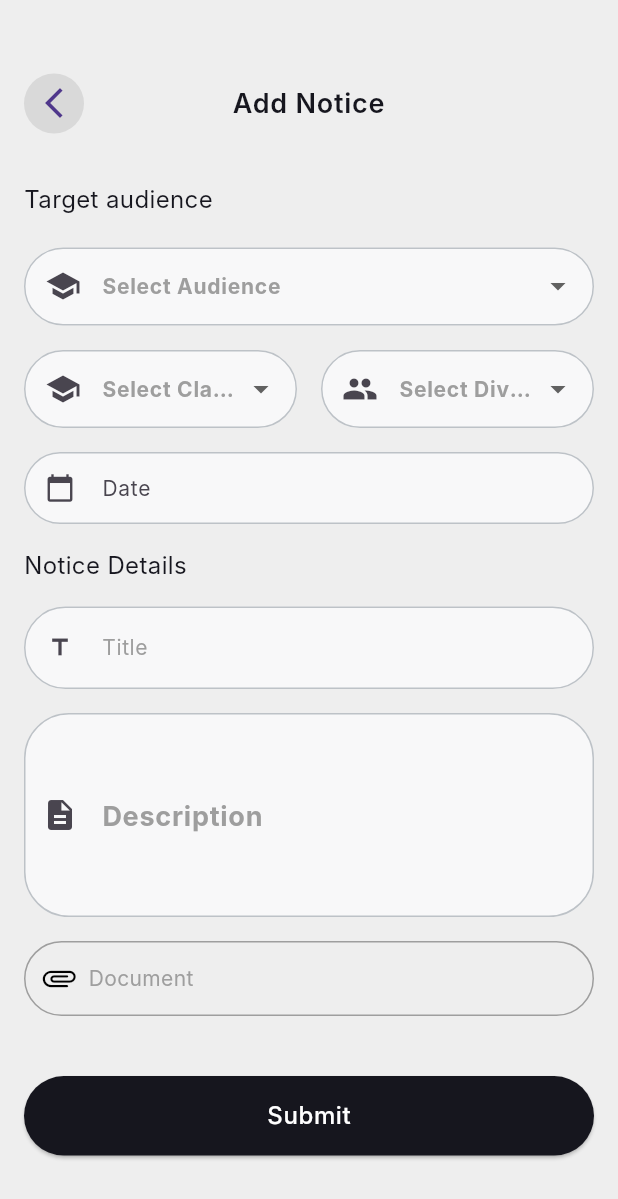
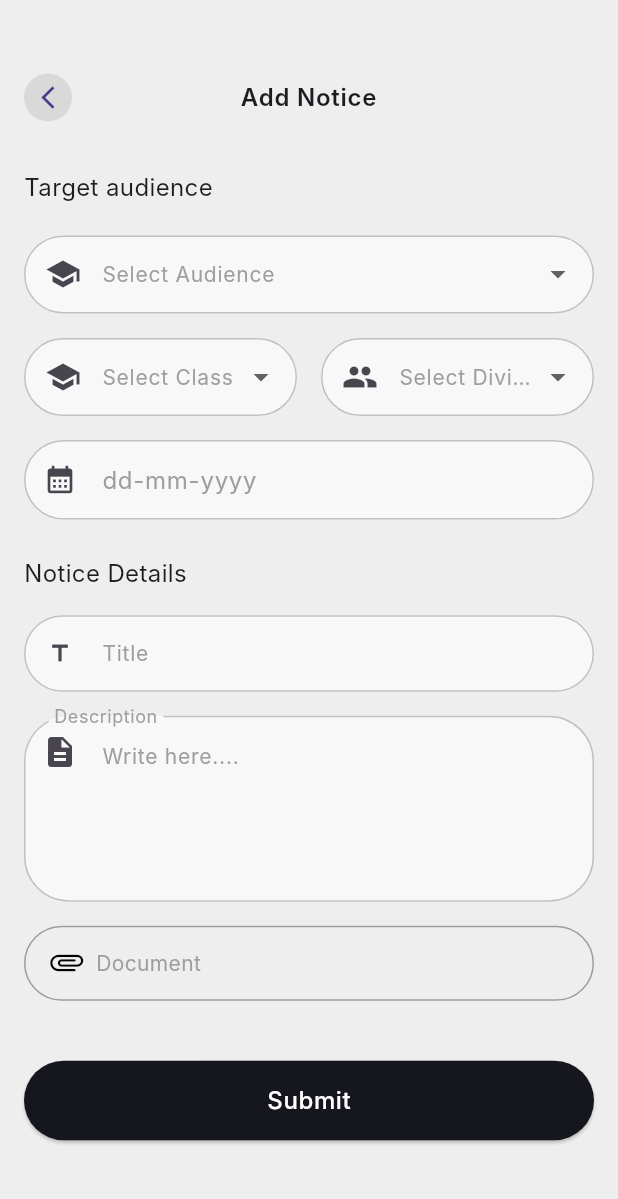
Before and after one commit to altezzai/acadobs, a Flutter app: the NoticeHomeScreen screen opened directly, after a tap on "Add Notice", on a phone screen of 412 x 824 dp. Shown: the top 1199 px of the screen. Run offline on Flutter 3.47's test engine with Material 3 defaults, Android fonts, the phone set to English and light mode, and no system bars; our stand-ins replace dio, file_picker, flutter_rating_bar, go_router, pie_chart; network calls fail; Roboto replaces fonts that are missing (Inter).

Commit message:
add notice form fix

```diff
--- a/lib/base/theme/app_theme.dart
+++ b/lib/base/theme/app_theme.dart
@@ -1,7 +1,6 @@
 import 'package:flutter/material.dart';
 import 'package:school_app/base/theme/button_theme.dart';
 import 'package:school_app/base/theme/input_decoration.dart';
-import 'package:school_app/base/theme/text_theme.dart';
 import 'package:school_app/base/theme/theme_data.dart';
 
 import '../utils/constants.dart';
@@ -15,7 +14,7 @@ class AppTheme {
       primaryColor: blackColor,
       scaffoldBackgroundColor: Colors.grey.shade200,
       iconTheme: const IconThemeData(color: blackColor),
-      textTheme: textThemeData,
+      // textTheme: textThemeData,
       elevatedButtonTheme: elevatedButtonThemeData,
       textButtonTheme: textButtonThemeData,
       outlinedButtonTheme: outlinedButtonTheme(),
@@ -34,7 +33,7 @@ class AppTheme {
       primaryColor: primaryColor,
       scaffoldBackgroundColor: Colors.black,
       iconTheme: const IconThemeData(color: blackColor),
-      textTheme: textThemeData,
+      // textTheme: textThemeData,
       elevatedButtonTheme: elevatedButtonThemeData,
       textButtonTheme: textButtonThemeData,
       outlinedButtonTheme: outlinedButtonTheme(),
--- /dev/null
+++ b/lib/core/shared_widgets/add_button.dart
@@ -0,0 +1,31 @@
+import 'package:flutter/material.dart';
+import 'package:school_app/base/utils/responsive.dart';
+
+class AddButton extends StatelessWidget {
+  final VoidCallback onPressed;
+  final String text;
+  const AddButton({
+    super.key,
+    required this.onPressed,
+    required this.text,
+  });
+
+  @override
+  Widget build(BuildContext context) {
+    return SizedBox(
+      width: Responsive.width * 36,
+      height: Responsive.height * 8,
+      child: ElevatedButton(
+          style: ElevatedButton.styleFrom(
+            padding: EdgeInsets.all(10),
+            shape: const RoundedRectangleBorder(
+              borderRadius: BorderRadius.all(
+                Radius.circular(8),
+              ),
+            ),
+          ),
+          onPressed: onPressed,
+          child: Text(text)),
+    );
+  }
+}
--- a/lib/core/shared_widgets/custom_appbar.dart
+++ b/lib/core/shared_widgets/custom_appbar.dart
@@ -31,8 +31,12 @@ class CustomAppbar extends StatelessWidget {
                 ? GestureDetector(
                     onTap: onTap,
                     child: const CircleAvatar(
+                      radius: 16,
                       backgroundColor: Color(0xFFD9D9D9),
-                      child: Icon(Icons.arrow_back_ios_new),
+                      child: Icon(
+                        Icons.arrow_back_ios_new,
+                        size: 18,
+                      ),
                     ),
                   )
                 : const SizedBox(width: 48), // Placeholder to keep space
--- a/lib/core/shared_widgets/custom_datepicker.dart
+++ b/lib/core/shared_widgets/custom_datepicker.dart
@@ -4,12 +4,14 @@ import 'package:intl/intl.dart';
 class CustomDatePicker extends StatelessWidget {
   final TextEditingController dateController; // Expose the controller
   final Function(DateTime) onDateSelected;
+  final String? hintText;
   final String label;
 
   CustomDatePicker({
     required this.dateController,
     required this.onDateSelected,
     required this.label,
+    this.hintText,
   });
 
   Future<void> _selectDate(BuildContext context) async {
@@ -47,15 +49,19 @@ class CustomDatePicker extends StatelessWidget {
           fontWeight:
               FontWeight.normal), // Smaller font size for the input text
       decoration: InputDecoration(
-        contentPadding: EdgeInsets.symmetric(vertical: 12, horizontal: 15),
+        contentPadding: EdgeInsets.symmetric(vertical: 16.0, horizontal: 15.0),
+        hintText: hintText,
+        hintStyle: TextStyle(
+          color: Colors.grey,
+        ),
         labelText: label,
         labelStyle: TextStyle(
-            fontSize: 14,
-            fontWeight: FontWeight.normal), // Adjust label font size
+          color: Colors.grey, // Change label text color here
+        ), // Adjust label font size
         prefixIcon: IconButton(
           icon: Icon(
-            Icons.calendar_today,
-            size: 20,
+            Icons.calendar_month,
+            size: 22,
           ),
           onPressed: () => _selectDate(context),
         ),
--- a/lib/core/shared_widgets/custom_textfield.dart
+++ b/lib/core/shared_widgets/custom_textfield.dart
@@ -1,8 +1,9 @@
+import 'package:file_picker/file_picker.dart'; // Import the file picker package
 import 'package:flutter/material.dart';
-import 'package:file_picker/file_picker.dart'; // Import the file picker package
 
 class CustomTextfield extends StatelessWidget {
-  final String hintText;
+  final String? hintText;
+  final String? label;
   final TextInputType? keyBoardtype;
   final ValueNotifier<bool> isObscure;
   final TextEditingController? controller;
@@ -16,12 +17,13 @@ class CustomTextfield extends StatelessWidget {
   final FormFieldValidator<String>? validator; // Validator for input
   final bool enabled; // New enabled parameter
   final double borderRadius; // New parameter for border radius
-   // Add controller parameter
+  // Add controller parameter
 
   CustomTextfield({
     this.controller,
     super.key,
-    required this.hintText,
+    this.hintText,
+    this.label,
     required this.iconData,
     this.keyBoardtype,
     this.isPasswordField = false,
@@ -33,7 +35,7 @@ class CustomTextfield extends StatelessWidget {
     this.validator, // Validator function
     this.enabled = true, // By default, the field is enabled
     this.borderRadius = 8.0, // Default border radius
-     // Make controller required
+    // Make controller required
   }) : isObscure = ValueNotifier<bool>(isPasswordField);
 
   @override
@@ -48,8 +50,8 @@ class CustomTextfield extends StatelessWidget {
         valueListenable: isObscure,
         builder: (context, value, child) {
           return TextFormField(
-             // Pass the controller to the TextFormField
-             controller: controller,
+            // Pass the controller to the TextFormField
+            controller: controller,
             style: textStyle ??
                 Theme.of(context).textTheme.bodySmall!.copyWith(
                       color: Colors.black87,
@@ -59,13 +61,16 @@ class CustomTextfield extends StatelessWidget {
             keyboardType: keyBoardtype,
             onChanged: onChanged, // Call the onChanged callback
             validator: validator, // Apply the validator
-            readOnly: onTap != null, // Make field read-only if onTap is provided
-            enabled: enabled, // Use the enabled parameter to control field behavior
+            readOnly:
+                onTap != null, // Make field read-only if onTap is provided
+            enabled:
+                enabled, // Use the enabled parameter to control field behavior
             decoration: InputDecoration(
               contentPadding:
-                  EdgeInsets.symmetric(vertical: 18.0, horizontal: 15.0),
+                  EdgeInsets.symmetric(vertical: 16.0, horizontal: 15.0),
               isDense: true,
               prefixIcon: iconData,
+              labelText: label,
               hintText: hintText,
               hintStyle: hintStyle ??
                   const TextStyle(
@@ -78,7 +83,8 @@ class CustomTextfield extends StatelessWidget {
                     color: Colors.red, // Optional: change color if needed
                   ),
               border: OutlineInputBorder(
-                borderRadius: BorderRadius.circular(borderRadius), // Use the borderRadius parameter
+                borderRadius: BorderRadius.circular(
+                    borderRadius), // Use the borderRadius parameter
                 borderSide: const BorderSide(color: Colors.grey),
               ),
               suffixIcon: isPasswordField
--- a/lib/features/admin/notices/screens/add_notice.dart
+++ b/lib/features/admin/notices/screens/add_notice.dart
@@ -6,6 +6,7 @@ import 'package:school_app/core/shared_widgets/custom_appbar.dart';
 import 'package:school_app/core/shared_widgets/custom_button.dart';
 import 'package:school_app/core/shared_widgets/custom_datepicker.dart';
 import 'package:school_app/core/shared_widgets/custom_textfield.dart';
+import 'package:school_app/features/admin/notices/controller/notice_controller.dart';
 import 'package:school_app/features/teacher/controller/dropdown_provider.dart';
 import 'package:school_app/features/teacher/widgets/custom_dropdown.dart';
 
@@ -19,10 +20,12 @@ class _AddNoticePageState extends State<AddNoticePage> {
   String? selectedClass;
   String? selectedAudience;
   String? selectedFile;
-  final _formKey = GlobalKey<FormState>();
+  // final _formKey = GlobalKey<FormState>();
 
   final TextEditingController _dateController = TextEditingController();
   final TextEditingController classController = TextEditingController();
+  final TextEditingController _titleController = TextEditingController();
+  final TextEditingController _descriptionController = TextEditingController();
   final List<String> classes = ['Class 1', 'Class 2', 'Class 3', 'Class 4'];
 
   Future<void> pickFile() async {
@@ -91,13 +94,13 @@ class _AddNoticePageState extends State<AddNoticePage> {
             SizedBox(height: 16),
             // Date Picker
             CustomDatePicker(
-              label: "Date",
+              label: "dd-mm-yyyy",
               dateController: _dateController, // Unique controller for end date
               onDateSelected: (selectedDate) {
                 print("End Date selected: $selectedDate");
               },
             ),
-            SizedBox(height: 16),
+            SizedBox(height: Responsive.height * 3),
             Text(
               'Notice Details',
               style: TextStyle(
@@ -108,7 +111,9 @@ class _AddNoticePageState extends State<AddNoticePage> {
 
             // Title Input
             CustomTextfield(
-              hintText: 'Title',
+              controller: _titleController,
+              // hintText: 'Title',
+              label: 'Title',
               iconData: Icon(Icons.title),
               validator: (value) {
                 if (value == null || value.isEmpty) {
@@ -121,8 +126,10 @@ class _AddNoticePageState extends State<AddNoticePage> {
 
             // Description Input
             TextFormField(
+              controller: _descriptionController,
               maxLines: 4,
               decoration: InputDecoration(
+                hintText: 'Write here....',
                 labelText: 'Description',
                 labelStyle: TextStyle(
                   color: Colors.grey, // Change label text color here
@@ -130,9 +137,15 @@ class _AddNoticePageState extends State<AddNoticePage> {
                 border: OutlineInputBorder(
                   borderRadius: BorderRadius.circular(30.0),
                 ),
-                prefixIcon: Icon(Icons.description),
+                prefixIcon: Padding(
+                  padding: const EdgeInsets.only(
+                      bottom: 75.0), // Adjust this value to your needs
+                  child: Icon(Icons.description),
+                ),
+                floatingLabelBehavior: FloatingLabelBehavior.always,
               ),
             ),
+
             SizedBox(height: 16),
 
             // Document Upload Button
@@ -143,8 +156,7 @@ class _AddNoticePageState extends State<AddNoticePage> {
                   border: Border.all(color: Colors.grey),
                   borderRadius: BorderRadius.circular(25.0),
                 ),
-                padding: const EdgeInsets.symmetric(
-                    horizontal: 10.0, vertical: 12.0),
+                padding: EdgeInsets.symmetric(vertical: 12.0, horizontal: 15.0),
                 child: Row(
                   children: [
                     Icon(Icons.attachment_rounded, color: Colors.black),
@@ -169,13 +181,14 @@ class _AddNoticePageState extends State<AddNoticePage> {
               child: CustomButton(
                 text: 'Submit',
                 onPressed: () {
-                  final selected_Audience = context.read<DropdownProvider>().getSelectedItem('targetAudience');
-                  // if (_formKey.currentState?.validate() ?? false) {
-                  //   // Handle form submission logic here
-                  //   ScaffoldMessenger.of(context).showSnackBar(
-                  //     SnackBar(content: Text('Form successfully submitted!')),
-                  //   );
-                  // }
+                  final selected_Audience = context
+                      .read<DropdownProvider>()
+                      .getSelectedItem('targetAudience');
+                  context.read<NoticeController>().addNotice(
+                      audience_type: selected_Audience,
+                      title: _titleController.text,
+                      description: _descriptionController.text,
+                      date: _dateController.text);
                 },
               ),
             ),
--- a/lib/features/admin/notices/screens/notice_home.dart
+++ b/lib/features/admin/notices/screens/notice_home.dart
@@ -3,8 +3,8 @@ import 'package:go_router/go_router.dart';
 import 'package:provider/provider.dart';
 import 'package:school_app/base/routes/app_route_const.dart';
 import 'package:school_app/base/utils/date_formatter.dart';
+import 'package:school_app/core/shared_widgets/add_button.dart';
 import 'package:school_app/core/shared_widgets/custom_appbar.dart';
-import 'package:school_app/core/shared_widgets/custom_button.dart';
 import 'package:school_app/features/admin/notices/controller/notice_controller.dart';
 import 'package:school_app/features/admin/notices/widgets/event_item.dart';
 import 'package:school_app/features/admin/notices/widgets/notice_item.dart';
@@ -49,23 +49,21 @@ class _NoticeHomeScreenState extends State<NoticeHomeScreen>
             child: Row(
               children: [
                 Expanded(
-                  child: CustomButton(
-                    text: 'Add Notice',
+                  child: AddButton(
                       onPressed: () {
                         context.pushNamed(AppRouteConst.AddNoticeRouteName);
                       },
-                  ),
+                      text: "Add Notice"),
                 ),
                 SizedBox(
                   width: screenWidth > 600 ? 32 : 16,
                 ),
                 Expanded(
-                  child: CustomButton(
-                    text: 'Add Events',
+                  child: AddButton(
                       onPressed: () {
                         context.pushNamed(AppRouteConst.AddEventRouteName);
                       },
-                  ),
+                      text: "Add Notice"),
                 ),
               ],
             ),
--- a/lib/features/admin/notices/services/notice_services.dart
+++ b/lib/features/admin/notices/services/notice_services.dart
@@ -26,12 +26,12 @@ class NoticeServices {
       'audience_type': audience_type,
       'title': title,
       'description': description,
-      'event_date': date, // Make sure this date is a string
+      'date': date, // Make sure this date is a string
     };
 
     // Call the ApiServices post method with formData and isFormData: true
     final Response response =
-        await ApiServices.post("/events", formData, isFormData: true);
+        await ApiServices.post("/notices", formData, isFormData: true);
 
     return response;
   }
--- a/lib/features/teacher/widgets/custom_dropdown.dart
+++ b/lib/features/teacher/widgets/custom_dropdown.dart
@@ -22,6 +22,8 @@ class CustomDropdown extends StatelessWidget {
       builder: (context, dropdownProvider, child) {
         return DropdownButtonFormField<String>(
           decoration: InputDecoration(
+            contentPadding:
+                EdgeInsets.symmetric(vertical: 14.0, horizontal: 15.0),
             labelText: label,
             border: OutlineInputBorder(
               borderRadius: BorderRadius.circular(8),
```
Also changed, not shown: lib/base/theme/text_theme.dart (+6 -5 lines). Lines whose indentation alone changed are shown as unchanged.
